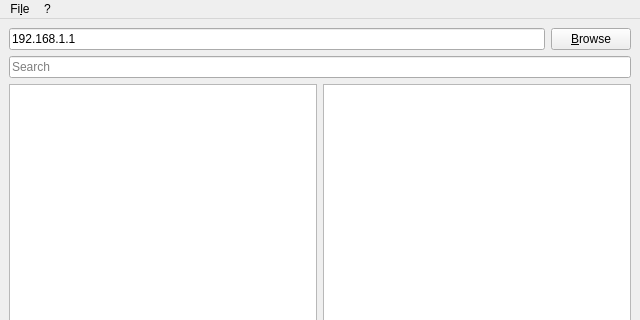
Qt form qmclientwidget.ui (teknoraver/qmclient) before a commit; both pictures show x 0 to 640 and y 0 to 320 of the 640 by 480 pixel window.
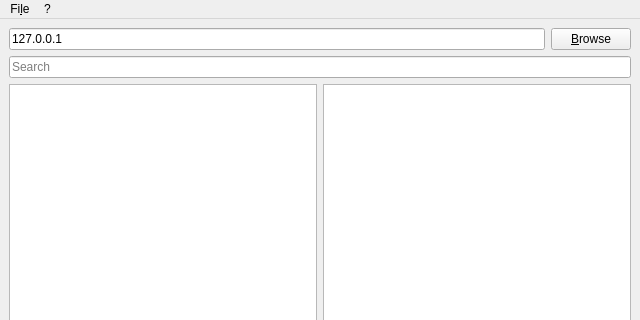
The same form after that commit. Icons and pictures are not drawn.

The edit to the form file:
```diff
--- a/qmclientwidget.ui
+++ b/qmclientwidget.ui
@@ -22,7 +22,7 @@
     <item row="0" column="0">
      <widget class="QLineEdit" name="cpeip">
       <property name="text">
-       <string>192.168.1.1</string>
+       <string>127.0.0.1</string>
       </property>
       <property name="placeholderText">
        <string>CPE Address</string>
```
